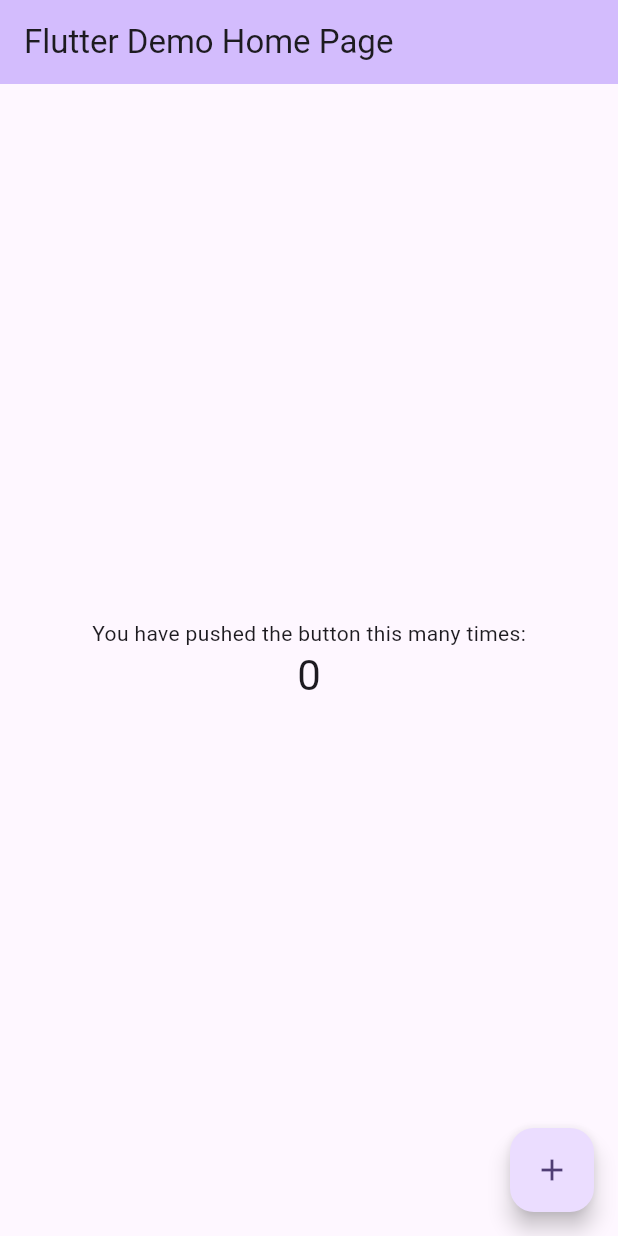
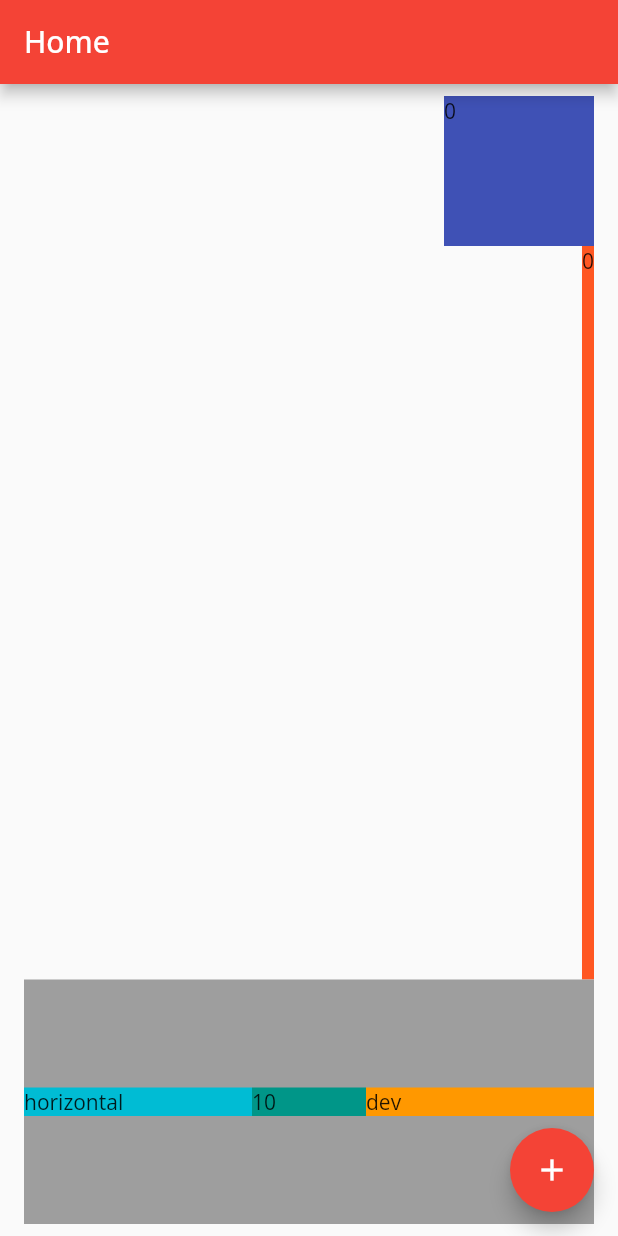
Before and after one commit to DiogoVitorino-dev/bootcamp_flutter, a Flutter app: the screen it shows after launch, on a phone screen of 412 x 824 dp. Run offline on Flutter 3.47's test engine with Material 2 defaults, Android fonts, the phone set to English and light mode, and no system bars; our stand-ins replace google_fonts.

Commit message:
Items alinhados

```diff
--- /dev/null
+++ b/lib/app.dart
@@ -0,0 +1,19 @@
+import 'package:bootcamp_flutter/pages/home.dart';
+import 'package:flutter/material.dart';
+import 'package:google_fonts/google_fonts.dart';
+
+class App extends StatelessWidget {
+  const App({super.key});
+
+  @override
+  Widget build(BuildContext context) {
+    return MaterialApp(
+      home: const Home(),
+      theme: ThemeData(
+        primarySwatch: Colors.red,
+        textTheme: GoogleFonts.openSansTextTheme()
+      ),
+      debugShowCheckedModeBanner: false,
+    );
+  }
+}
--- a/lib/main.dart
+++ b/lib/main.dart
@@ -1,125 +1,6 @@
+import 'package:bootcamp_flutter/app.dart';
 import 'package:flutter/material.dart';
 
 void main() {
-  runApp(const MyApp());
+  runApp(const App());
 }
-
-class MyApp extends StatelessWidget {
-  const MyApp({super.key});
-
-  // This widget is the root of your application.
-  @override
-  Widget build(BuildContext context) {
-    return MaterialApp(
-      title: 'Flutter Demo',
-      theme: ThemeData(
-        // This is the theme of your application.
-        //
-        // TRY THIS: Try running your application with "flutter run". You'll see
-        // the application has a blue toolbar. Then, without quitting the app,
-        // try changing the seedColor in the colorScheme below to Colors.green
-        // and then invoke "hot reload" (save your changes or press the "hot
-        // reload" button in a Flutter-supported IDE, or press "r" if you used
-        // the command line to start the app).
-        //
-        // Notice that the counter didn't reset back to zero; the application
-        // state is not lost during the reload. To reset the state, use hot
-        // restart instead.
-        //
-        // This works for code too, not just values: Most code changes can be
-        // tested with just a hot reload.
-        colorScheme: ColorScheme.fromSeed(seedColor: Colors.deepPurple),
-        useMaterial3: true,
-      ),
-      home: const MyHomePage(title: 'Flutter Demo Home Page'),
-    );
-  }
-}
-
-class MyHomePage extends StatefulWidget {
-  const MyHomePage({super.key, required this.title});
-
-  // This widget is the home page of your application. It is stateful, meaning
-  // that it has a State object (defined below) that contains fields that affect
-  // how it looks.
-
-  // This class is the configuration for the state. It holds the values (in this
-  // case the title) provided by the parent (in this case the App widget) and
-  // used by the build method of the State. Fields in a Widget subclass are
-  // always marked "final".
-
-  final String title;
-
-  @override
-  State<MyHomePage> createState() => _MyHomePageState();
-}
-
-class _MyHomePageState extends State<MyHomePage> {
-  int _counter = 0;
-
-  void _incrementCounter() {
-    setState(() {
-      // This call to setState tells the Flutter framework that something has
-      // changed in this State, which causes it to rerun the build method below
-      // so that the display can reflect the updated values. If we changed
-      // _counter without calling setState(), then the build method would not be
-      // called again, and so nothing would appear to happen.
-      _counter++;
-    });
-  }
-
-  @override
-  Widget build(BuildContext context) {
-    // This method is rerun every time setState is called, for instance as done
-    // by the _incrementCounter method above.
-    //
-    // The Flutter framework has been optimized to make rerunning build methods
-    // fast, so that you can just rebuild anything that needs updating rather
-    // than having to individually change instances of widgets.
-    return Scaffold(
-      appBar: AppBar(
-        // TRY THIS: Try changing the color here to a specific color (to
-        // Colors.amber, perhaps?) and trigger a hot reload to see the AppBar
-        // change color while the other colors stay the same.
-        backgroundColor: Theme.of(context).colorScheme.inversePrimary,
-        // Here we take the value from the MyHomePage object that was created by
-        // the App.build method, and use it to set our appbar title.
-        title: Text(widget.title),
-      ),
-      body: Center(
-        // Center is a layout widget. It takes a single child and positions it
-        // in the middle of the parent.
-        child: Column(
-          // Column is also a layout widget. It takes a list of children and
-          // arranges them vertically. By default, it sizes itself to fit its
-          // children horizontally, and tries to be as tall as its parent.
-          //
-          // Column has various properties to control how it sizes itself and
-          // how it positions its children. Here we use mainAxisAlignment to
-          // center the children vertically; the main axis here is the vertical
-          // axis because Columns are vertical (the cross axis would be
-          // horizontal).
-          //
-          // TRY THIS: Invoke "debug painting" (choose the "Toggle Debug Paint"
-          // action in the IDE, or press "p" in the console), to see the
-          // wireframe for each widget.
-          mainAxisAlignment: MainAxisAlignment.center,
-          children: <Widget>[
-            const Text(
-              'You have pushed the button this many times:',
-            ),
-            Text(
-              '$_counter',
-              style: Theme.of(context).textTheme.headlineMedium,
-            ),
-          ],
-        ),
-      ),
-      floatingActionButton: FloatingActionButton(
-        onPressed: _incrementCounter,
-        tooltip: 'Increment',
-        child: const Icon(Icons.add),
-      ), // This trailing comma makes auto-formatting nicer for build methods.
-    );
-  }
-}
--- /dev/null
+++ b/lib/pages/home.dart
@@ -0,0 +1,90 @@
+import 'package:bootcamp_flutter/service/generateRandom.dart';
+import 'package:flutter/material.dart';
+
+class Home extends StatefulWidget {
+  const Home({super.key});
+
+  @override
+  State<Home> createState() => _HomeState();
+}
+
+class _HomeState extends State<Home> {
+  var randomNum = 0;
+  var clicks = 0;
+
+  @override
+  Widget build(BuildContext context) {
+    return Scaffold(
+      appBar: AppBar(
+          title: const Text(
+        "Home",
+        //style: GoogleFonts.openSans(),
+      )),
+
+      body: Container(
+        padding: const EdgeInsets.symmetric(horizontal: 16,vertical: 8),
+        width: double.infinity,
+        child: Column(
+          mainAxisAlignment: MainAxisAlignment.start,
+          crossAxisAlignment: CrossAxisAlignment.end,
+          children: [
+            SizedBox(
+              width: 100,
+              height: 100,
+              child: Container(
+                color: Colors.indigo,
+                child: Text(randomNum.toString())
+              ),
+            ),
+            Expanded(
+              flex: 3,
+              child: Container(
+                color: Colors.deepOrange,
+                child: Text(clicks.toString())
+              ),
+            ),
+
+            Expanded(
+              child: Container(
+                color: Colors.grey,
+                child: Row(
+                  mainAxisAlignment: MainAxisAlignment.spaceBetween,
+                  children: [
+                    Expanded(
+                      flex: 2,
+                      child: Container(
+                        color: Colors.cyan,
+                        child: const Text("horizontal")
+                      ),
+                    ),
+                    Expanded(
+                      child: Container(
+                        color: Colors.teal,
+                        child: const Text("10")
+                      ),
+                    ),
+                    Expanded(
+                      flex: 2,
+                      child: Container(
+                        color: Colors.orange,
+                        child: const Text("dev")
+                      ),
+                    ),
+                ],),
+              ),
+            )
+        ], ),
+      ) ,
+
+      floatingActionButton: FloatingActionButton(
+        child: const Icon(Icons.add),
+        onPressed: () {
+          setState(() {
+            randomNum = GenerateRandom.generate(100);
+            clicks++;
+          });
+        },
+      ),
+    );
+  }
+}
--- /dev/null
+++ b/lib/service/generateRandom.dart
@@ -0,0 +1,5 @@
+import 'dart:math';
+
+class GenerateRandom {
+  static int generate(int max) => Random().nextInt(max);
+}
--- a/pubspec.yaml
+++ b/pubspec.yaml
@@ -35,6 +35,7 @@ dependencies:
   # The following adds the Cupertino Icons font to your application.
   # Use with the CupertinoIcons class for iOS style icons.
   cupertino_icons: ^1.0.2
+  google_fonts: ^5.1.0
 
 dev_dependencies:
   flutter_test:
```
Also changed, not shown: lib/pages/login.dart (added, +79 -0 lines), pubspec.lock, 2 other files.
